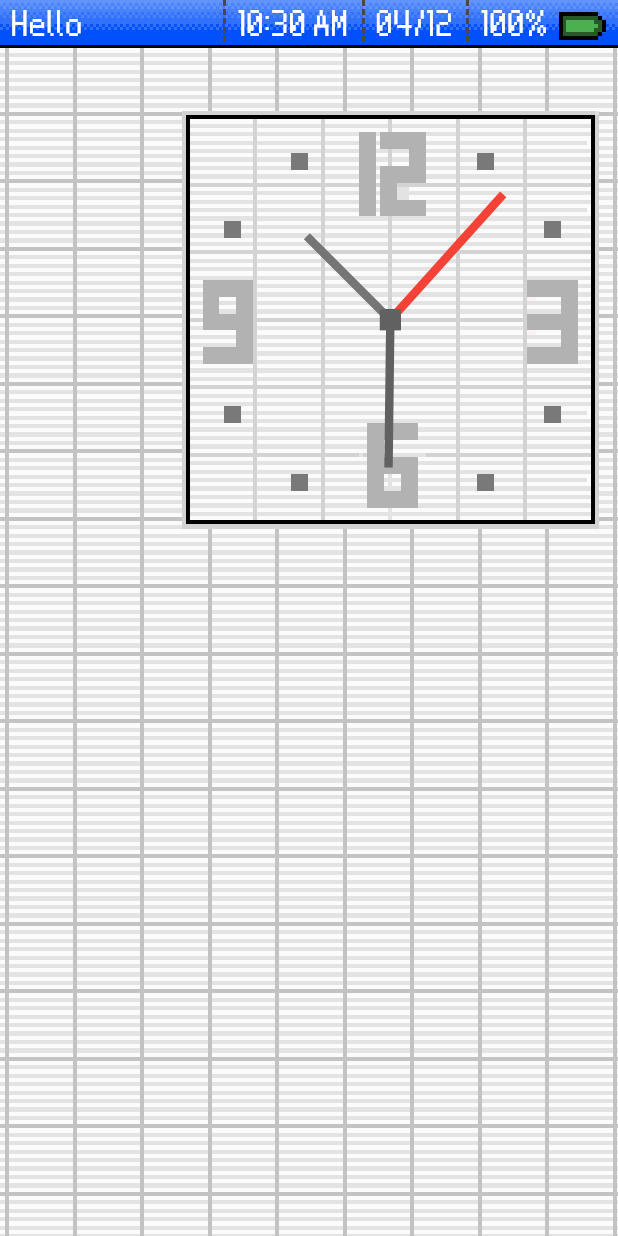
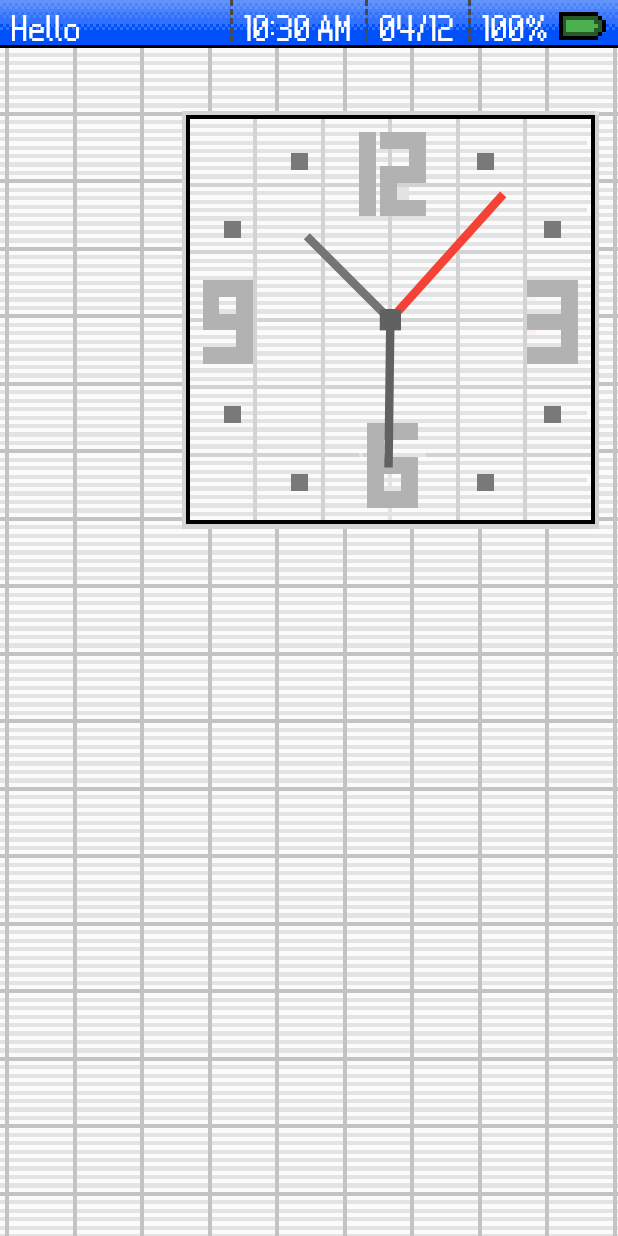
Before and after one commit to JeromeGsq/nds_gui_kit, a Flutter app: the screen it shows after launch, on a phone screen of 412 x 824 dp. Run offline on Flutter 3.47's test engine with Material 3 defaults, Android fonts, the phone set to English and light mode, and no system bars; our stand-ins replace battery_plus, gap.

Commit message:
Add `external_display` dependency and refactor main application structure
- Included `external_display` package in `pubspec.yaml` and updated `pubspec.lock`.
- Refactored `main.dart` to simplify the app entry point and adjusted the home widget.
- Removed the `MainPage` class from `main_page.dart` to streamline the code.
- Enhanced `NDSText` widget styling for improved text presentation.
- Updated battery widget to use a single instance of the `Battery` class.

```diff
--- a/lib/main.dart
+++ b/lib/main.dart
@@ -3,25 +3,24 @@ import 'package:flutter/services.dart';
 import 'package:nds_gui_kit/main_page.dart';
 
 const double scaleFactor = 5.625 / 2;
-
 void main() {
   WidgetsFlutterBinding.ensureInitialized();
   SystemChrome.setEnabledSystemUIMode(SystemUiMode.immersiveSticky);
-  runApp(const MyApp());
+
+  runApp(
+    const MaterialApp(
+      debugShowCheckedModeBanner: false,
+      home: SizedBox(width: 1920, height: 1080, child: TopScreen()),
+    ),
+  );
 }
 
-class MyApp extends StatelessWidget {
-  const MyApp({super.key});
-
-  @override
-  Widget build(BuildContext context) {
-    return MaterialApp(
+@pragma('vm:entry-point')
+void externalDisplayMain() {
+  runApp(
+    MaterialApp(
       debugShowCheckedModeBanner: false,
-      theme: ThemeData(
-        colorScheme: ColorScheme.fromSeed(seedColor: Colors.deepPurple),
-        fontFamily: 'Nintendo-DS-BIOS',
-      ),
-      home: MainPage(),
-    );
-  }
+      home: SizedBox(width: 1240, height: 1080, child: BottomScreen()),
+    ),
+  );
 }
--- a/lib/main_page.dart
+++ b/lib/main_page.dart
@@ -7,20 +7,6 @@ import 'package:nds_gui_kit/widgets/text.dart';
 import 'package:nds_gui_kit/widgets/top_bar.dart';
 
 const pseudo = 'Hello';
-
-class MainPage extends StatelessWidget {
-  const MainPage({super.key});
-
-  @override
-  Widget build(BuildContext context) {
-    return Scaffold(
-      backgroundColor: Colors.lightBlue,
-      body: Center(
-        child: SizedBox(width: 1920, height: 1080, child: TopScreen()),
-      ),
-    );
-  }
-}
 
 class TopScreen extends StatelessWidget {
   const TopScreen({super.key});
--- a/lib/widgets/battery.dart
+++ b/lib/widgets/battery.dart
@@ -1,5 +1,4 @@
 import 'package:flutter/material.dart';
-import 'package:gap/gap.dart';
 import 'package:nds_gui_kit/widgets/image_pp.dart';
 import 'package:battery_plus/battery_plus.dart';
 import 'package:nds_gui_kit/widgets/text.dart';
@@ -12,6 +11,7 @@ class NDSBattery extends StatefulWidget {
 }
 
 class NDSBatteryState extends State<NDSBattery> {
+  final _battery = Battery();
   int _batteryLevel = 100;
   Color _colorLevel = Colors.green;
 
@@ -21,13 +21,13 @@ class NDSBatteryState extends State<NDSBattery> {
 
     updateBatteryLevel();
 
-    Battery().onBatteryStateChanged.listen((state) {
+    _battery.onBatteryStateChanged.listen((state) {
       updateBatteryLevel();
     });
   }
 
   void updateBatteryLevel() async {
-    final batteryLevel = await Battery().batteryLevel;
+    final batteryLevel = await _battery.batteryLevel;
 
     setState(() {
       _batteryLevel = batteryLevel.toInt();
--- a/lib/widgets/text.dart
+++ b/lib/widgets/text.dart
@@ -10,9 +10,17 @@ class NDSText extends StatelessWidget {
   Widget build(BuildContext context) {
     return Text(
       text,
-      style: TextStyle(fontSize: 30, color: color),
+      style: TextStyle(
+        fontSize: 30,
+        color: color,
+        fontFamily: 'Nintendo-DS-BIOS',
+        decoration: TextDecoration.none,
+        fontWeight: FontWeight.w500,
+      ),
       textAlign: TextAlign.center,
-      textHeightBehavior: TextHeightBehavior(applyHeightToFirstAscent: false),
+      textHeightBehavior: const TextHeightBehavior(
+        applyHeightToFirstAscent: false,
+      ),
     );
   }
 }
--- a/lib/widgets/top_bar.dart
+++ b/lib/widgets/top_bar.dart
@@ -48,7 +48,7 @@ class NDSTopBar extends StatelessWidget {
 }
 
 class _Divider extends StatelessWidget {
-  const _Divider({super.key});
+  const _Divider();
 
   @override
   Widget build(BuildContext context) {
--- a/pubspec.yaml
+++ b/pubspec.yaml
@@ -36,6 +36,7 @@ dependencies:
   cupertino_icons: ^1.0.8
   gap: ^3.0.1
   battery_plus: ^7.0.0
+  external_display: ^0.4.2+1
 
 dev_dependencies:
   flutter_test:
```
Also changed, not shown: pubspec.lock.
